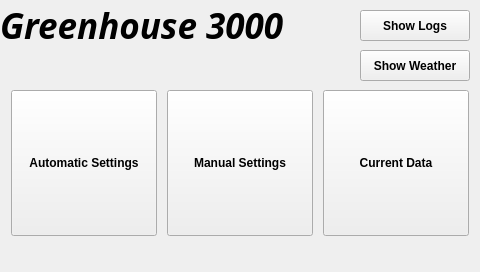
3semesterprojekt/DevKitsoftware, file mainwindow.ui: the form before one commit.
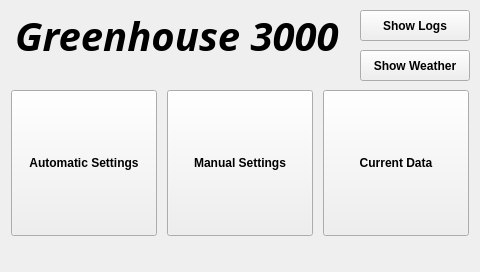
The form after the commit.

Patch:
```diff
--- a/mainwindow.ui
+++ b/mainwindow.ui
@@ -111,16 +111,16 @@
    <widget class="QLabel" name="label">
     <property name="geometry">
      <rect>
-      <x>0</x>
-      <y>0</y>
-      <width>321</width>
+      <x>15</x>
+      <y>10</y>
+      <width>341</width>
       <height>51</height>
      </rect>
     </property>
     <property name="font">
      <font>
       <family>gargi</family>
-      <pointsize>26</pointsize>
+      <pointsize>30</pointsize>
       <weight>75</weight>
       <italic>true</italic>
       <bold>true</bold>
```
Left out of the diff: 13 changed lines with no effect on the pictures. Lines whose indentation alone changed are shown as unchanged.
